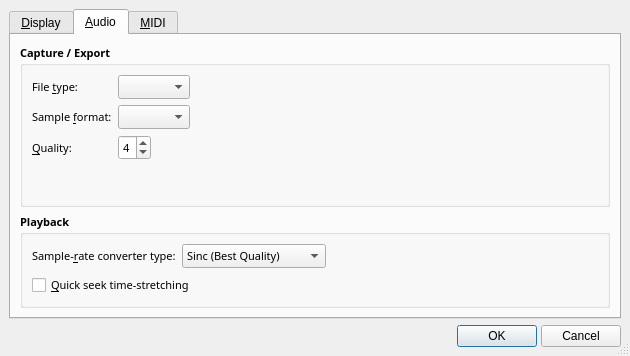
Old version of the form src/qtractorOptionsForm.ui in the repository rncbc/qtractor.
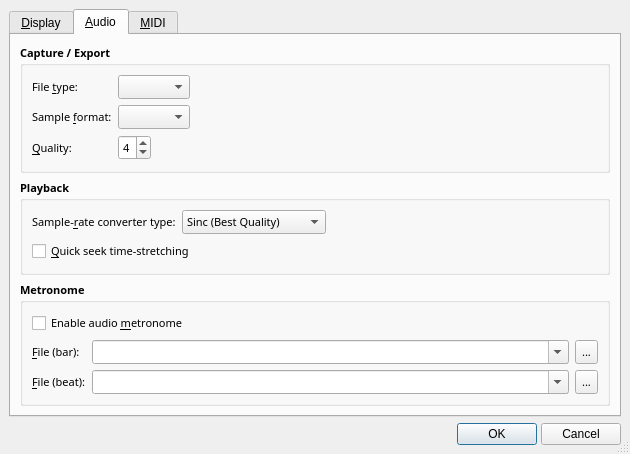
New version of the form. The open tabs and pages were chosen to show the change. Icons and pictures are not drawn.

Commit message:
- The audio metronome makes its debut as an alternative to the MIDI   existing one; parameters include bar and beat audio sample files,   accessible from the View/Options.../Audio/Metronome dialog.
- Files widget action refactorization; the files context menu gets
  its due item icons and a new menu item for direct audio player
  accessibility.

- Improved audition/pre-listening onset and duration reliabilities.

Patch:
```diff
--- a/src/qtractorOptionsForm.ui
+++ b/src/qtractorOptionsForm.ui
@@ -658,7 +658,7 @@
             </property>
            </widget>
           </item>
-          <item row="0" column="3" >
+          <item rowspan="2" row="0" column="3" >
            <spacer>
             <property name="orientation" >
              <enum>Qt::Horizontal</enum>
@@ -890,10 +890,248 @@
             </property>
            </widget>
           </item>
+          <item row="2" column="0" colspan="3" >
+           <spacer>
+            <property name="orientation" >
+             <enum>Qt::Vertical</enum>
+            </property>
+            <property name="sizeHint" >
+             <size>
+              <width>20</width>
+              <height>20</height>
+             </size>
+            </property>
+           </spacer>
+          </item>
          </layout>
         </widget>
        </item>
-      </layout>
+       <item>
+        <widget class="QGroupBox" name="AudioMetronomeGroupBox" >
+         <property name="font" >
+          <font>
+           <family>Sans Serif</family>
+           <pointsize>8</pointsize>
+           <weight>75</weight>
+           <italic>false</italic>
+           <bold>true</bold>
+           <underline>false</underline>
+           <strikeout>false</strikeout>
+          </font>
+         </property>
+         <property name="title" >
+          <string>Metronome</string>
+         </property>
+         <property name="flat" >
+          <bool>true</bool>
+         </property>
+         <layout class="QGridLayout" >
+          <property name="margin" >
+           <number>9</number>
+          </property>
+          <property name="spacing" >
+           <number>6</number>
+          </property>
+          <item row="0" column="0" colspan="3" >
+           <widget class="QCheckBox" name="AudioMetronomeCheckBox" >
+            <property name="font" >
+             <font>
+              <family>Sans Serif</family>
+              <pointsize>8</pointsize>
+              <weight>50</weight>
+              <italic>false</italic>
+              <bold>false</bold>
+              <underline>false</underline>
+              <strikeout>false</strikeout>
+             </font>
+            </property>
+            <property name="toolTip" >
+             <string>Whether to enable the audio metronome</string>
+            </property>
+            <property name="text" >
+             <string>Enable audio &amp;metronome</string>
+            </property>
+            <property name="shortcut" >
+             <string>Alt+M</string>
+            </property>
+           </widget>
+          </item>
+          <item row="1" column="0" >
+           <widget class="QLabel" name="MetroBarFilenameTextLabel" >
+            <property name="font" >
+             <font>
+              <family>Sans Serif</family>
+              <pointsize>8</pointsize>
+              <weight>50</weight>
+              <italic>false</italic>
+              <bold>false</bold>
+              <underline>false</underline>
+              <strikeout>false</strikeout>
+             </font>
+            </property>
+            <property name="text" >
+             <string>&amp;File (bar):</string>
+            </property>
+            <property name="buddy" >
+             <cstring>MetroBarFilenameComboBox</cstring>
+            </property>
+           </widget>
+          </item>
+          <item row="1" column="1" >
+           <widget class="QComboBox" name="MetroBarFilenameComboBox" >
+            <property name="sizePolicy" >
+             <sizepolicy>
+              <hsizetype>7</hsizetype>
+              <vsizetype>0</vsizetype>
+              <horstretch>0</horstretch>
+              <verstretch>0</verstretch>
+             </sizepolicy>
+            </property>
+            <property name="font" >
+             <font>
+              <family>Sans Serif</family>
+              <pointsize>8</pointsize>
+              <weight>50</weight>
+              <italic>false</italic>
+              <bold>false</bold>
+              <underline>false</underline>
+              <strikeout>false</strikeout>
+             </font>
+            </property>
+            <property name="toolTip" >
+             <string>Metronome Audio filename (bar)</string>
+            </property>
+            <property name="editable" >
+             <bool>true</bool>
+            </property>
+           </widget>
+          </item>
+          <item row="1" column="2">
+           <widget class="QToolButton" name="MetroBarFilenameToolButton" >
+            <property name="font" >
+             <font>
+              <family>Sans Serif</family>
+              <pointsize>8</pointsize>
+              <weight>50</weight>
+              <italic>false</italic>
+              <bold>false</bold>
+              <underline>false</underline>
+              <strikeout>false</strikeout>
+             </font>
+            </property>
+            <property name="minimumSize" >
+             <size>
+              <width>22</width>
+              <height>22</height>
+             </size>
+            </property>
+            <property name="maximumSize" >
+             <size>
+              <width>24</width>
+              <height>24</height>
+             </size>
+            </property>
+            <property name="focusPolicy" >
+             <enum>Qt::TabFocus</enum>
+            </property>
+            <property name="toolTip" >
+             <string>Browse for sample audio file (bar)</string>
+            </property>
+            <property name="text" >
+             <string>...</string>
+            </property>
+           </widget>
+          </item>
+          <item row="2" column="0" >
+           <widget class="QLabel" name="MetroBeatFilenameTextLabel" >
+            <property name="font" >
+             <font>
+              <family>Sans Serif</family>
+              <pointsize>8</pointsize>
+              <weight>50</weight>
+              <italic>false</italic>
+              <bold>false</bold>
+              <underline>false</underline>
+              <strikeout>false</strikeout>
+             </font>
+            </property>
+            <property name="text" >
+             <string>&amp;File (beat):</string>
+            </property>
+            <property name="buddy" >
+             <cstring>MetroBeatFilenameComboBox</cstring>
+            </property>
+           </widget>
+          </item>
+          <item row="2" column="1" >
+           <widget class="QComboBox" name="MetroBeatFilenameComboBox" >
+            <property name="sizePolicy" >
+             <sizepolicy>
+              <hsizetype>7</hsizetype>
+              <vsizetype>0</vsizetype>
+              <horstretch>0</horstretch>
+              <verstretch>0</verstretch>
+             </sizepolicy>
+            </property>
+            <property name="font" >
+             <font>
+              <family>Sans Serif</family>
+              <pointsize>8</pointsize>
+              <weight>50</weight>
+              <italic>false</italic>
+              <bold>false</bold>
+              <underline>false</underline>
+              <strikeout>false</strikeout>
+             </font>
+            </property>
+            <property name="toolTip" >
+             <string>Metronome Audio filename (beat)</string>
+            </property>
+            <property name="editable" >
+             <bool>true</bool>
+            </property>
+           </widget>
+          </item>
+          <item row="2" column="2">
+           <widget class="QToolButton" name="MetroBeatFilenameToolButton" >
+            <property name="font" >
+             <font>
+              <family>Sans Serif</family>
+              <pointsize>8</pointsize>
+              <weight>50</weight>
+              <italic>false</italic>
+              <bold>false</bold>
+              <underline>false</underline>
+              <strikeout>false</strikeout>
+             </font>
+            </property>
+            <property name="minimumSize" >
+             <size>
+              <width>22</width>
+              <height>22</height>
+             </size>
+            </property>
+            <property name="maximumSize" >
+             <size>
+              <width>24</width>
+              <height>24</height>
+             </size>
+            </property>
+            <property name="focusPolicy" >
+             <enum>Qt::TabFocus</enum>
+            </property>
+            <property name="toolTip" >
+             <string>Browse for sample audio file (beat)</string>
+            </property>
+            <property name="text" >
+             <string>...</string>
+            </property>
+           </widget>
+          </item>
+         </layout>
+        </widget>
+       </item>
+     </layout>
      </widget>
      <widget class="QWidget" name="MidiTabPage" >
       <attribute name="title" >
```
Left out of the diff: 121 changed lines with no effect on the pictures. The commit also changes 17 other files.
